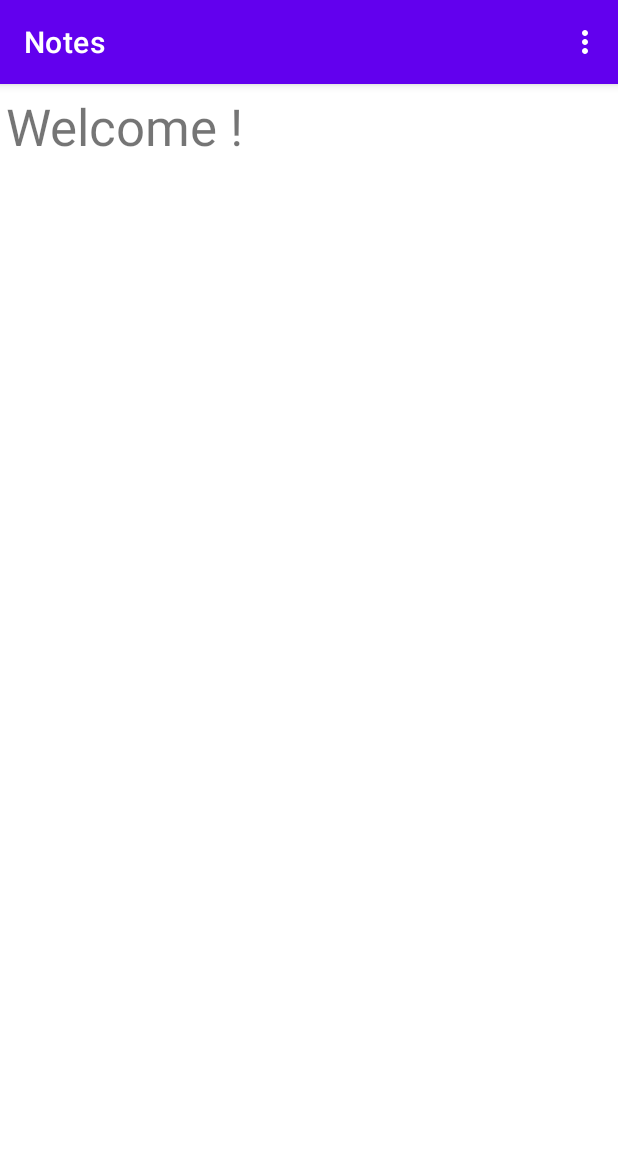
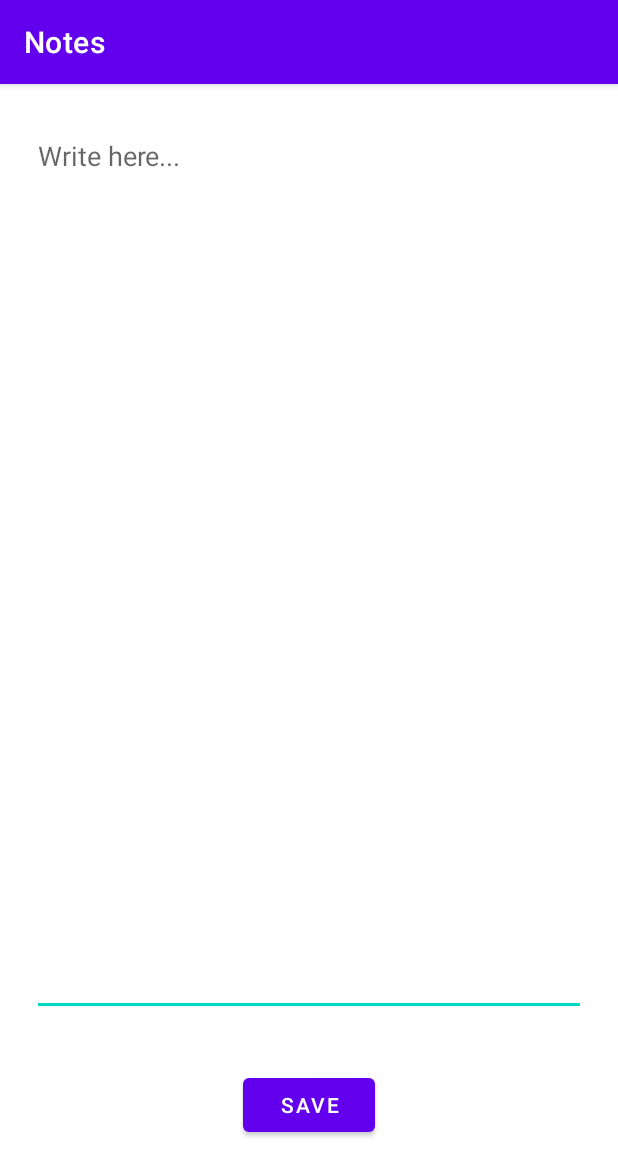
Before and after one commit to gwenschad/Lab5_Notes_Milestone2, an Android app: the MainActivity2 screen opened directly, with no data from a screen before it, in the options menu, after a tap on "Add Note", on a phone screen of 412 x 824 dp. Shown: the top 1176 px of the screen. Run offline under Robolectric (Android 15) with nearby library versions, the phone set to English and light mode, and no system bars.

Commit message:
initial commit - milestone 2 finished

```diff
--- a/app/src/main/AndroidManifest.xml
+++ b/app/src/main/AndroidManifest.xml
@@ -9,6 +9,9 @@
         android:roundIcon="@mipmap/ic_launcher_round"
         android:supportsRtl="true"
         android:theme="@style/Theme.Lab5Notes">
+        <activity
+            android:name=".NoteActivity"
+            android:exported="true" />
         <activity
             android:name=".MainActivity2"
             android:exported="true" />
--- /dev/null
+++ b/app/src/main/java/com/example/lab5_notes/DBHelper.java
@@ -0,0 +1,67 @@
+package com.example.lab5_notes;
+
+import android.database.Cursor;
+import android.database.sqlite.SQLiteDatabase;
+import android.util.Log;
+
+import java.util.ArrayList;
+
+public class DBHelper {
+
+    SQLiteDatabase sqLiteDatabase;
+
+    public DBHelper (SQLiteDatabase sqLiteDatabase) {
+        this.sqLiteDatabase = sqLiteDatabase;
+    }
+
+    public void createTable() {
+
+        sqLiteDatabase.execSQL("CREATE TABLE IF NOT EXISTS notes " +
+                "(id INTEGER PRIMARY KEY, username TEXT, date TEXT, title TEXT, content TEXT, src TEXT)");
+    }
+
+    public ArrayList<Note> readNotes(String username) {
+
+        createTable();
+        Cursor c = sqLiteDatabase.rawQuery(String.format("SELECT * from notes where username like '%s'", username),  null);
+
+        int dateIndex = c.getColumnIndex("date");
+        int titleIndex = c.getColumnIndex("title");
+        int contentIndex = c.getColumnIndex("content");
+
+        c.moveToFirst();
+
+        ArrayList<Note> notesList = new ArrayList<>();
+
+        while(!c.isAfterLast()) {
+
+            String title = c.getString(titleIndex);
+            String date = c.getString(dateIndex);
+            String content = c.getString(contentIndex);
+
+            Note note = new Note(date, username, title, content);
+            //Log.i("list content", content);
+            notesList.add(note);
+            c.moveToNext();
+        }
+        c.close();
+        sqLiteDatabase.close();
+
+        return notesList;
+    }
+
+    public void saveNotes(String username, String title, String content, String date) {
+        createTable();
+        sqLiteDatabase.execSQL(String.format("INSERT INTO notes (username, date, title, content) VALUES ('%s', '%s', '%s', '%s')",
+                username, date, title, content));
+    }
+
+    public void updateNote(String title, String date, String content, String username) {
+        createTable();
+        //Log.i("update content", content);
+        //String updateNote = "UPDATE notes SET content = " + content + ", date = " + date + "where title = " + title  + "and username = " + username;
+        sqLiteDatabase.execSQL(String.format("UPDATE notes SET content = '%s', date = '%s' WHERE title = '%s' and username = '%s'",
+                content, date, title, username));
+        //sqLiteDatabase.execSQL(updateNote);
+    }
+}
--- a/app/src/main/java/com/example/lab5_notes/MainActivity2.java
+++ b/app/src/main/java/com/example/lab5_notes/MainActivity2.java
@@ -6,14 +6,24 @@ import androidx.appcompat.app.AppCompatActivity;
 import android.content.Context;
 import android.content.Intent;
 import android.content.SharedPreferences;
+import android.database.sqlite.SQLiteDatabase;
 import android.os.Bundle;
 import android.view.Menu;
 import android.view.MenuInflater;
 import android.view.MenuItem;
+import android.view.View;
+import android.widget.AdapterView;
+import android.widget.ArrayAdapter;
+import android.widget.ListView;
 import android.widget.TextView;
+
+import java.lang.reflect.Array;
+import java.util.ArrayList;
 
 public class MainActivity2 extends AppCompatActivity {
     TextView welcomeMessage;
+
+    public static ArrayList<Note> notes = new ArrayList<>();
 
     @Override
     protected void onCreate(Bundle savedInstanceState) {
@@ -23,10 +33,42 @@ public class MainActivity2 extends AppCompatActivity {
         //display welcome message. Fetch username from SharedPreferences
         welcomeMessage = (TextView) findViewById(R.id.welcomeMessage);
         SharedPreferences prefs = getSharedPreferences("com.example.lab5_notes", Context.MODE_PRIVATE);
-        String str = prefs.getString(MainActivity.usernameKey, "");
+        String username = prefs.getString(MainActivity.usernameKey, "");
         //Intent intent = getIntent();
         //String str = intent.getStringExtra("message");
-        welcomeMessage.setText("Welcome " +str +"!");
+        welcomeMessage.setText("Welcome " +username +"!");
+
+        //get SQLiteDatabase instance
+        Context context = getApplicationContext();
+        SQLiteDatabase sqLiteDatabase = context.openOrCreateDatabase("notes", Context.MODE_PRIVATE,null);
+
+        //Initiate the "notes" class variable using readNotes method implemented in DBHelper class
+        DBHelper dbHelper = new DBHelper(sqLiteDatabase);
+        //notes = new ArrayList<>();
+        notes = dbHelper.readNotes(username);
+
+        //create an ArrayList<String> object by iterating over notes object
+        ArrayList<String> displayNotes = new ArrayList<>();
+        for (Note note : notes) {
+            displayNotes.add(String.format("Title:%s\nDate:%s", note.getTitle(), note.getDate()));
+        }
+
+        //user ListView view to display notes on screen
+        ArrayAdapter adapter = new ArrayAdapter(this, android.R.layout.simple_list_item_1, displayNotes);
+        ListView listView = (ListView) findViewById(R.id.notesListView);
+        listView.setAdapter(adapter);
+
+        //add onItemClickListener for ListView item, a note
+        listView.setOnItemClickListener(new AdapterView.OnItemClickListener() {
+            @Override
+            public void onItemClick(AdapterView<?> parent, View view, int position, long id) {
+                //initialize intent to take user to third activity (NoteActivity)
+                Intent intent = new Intent(getApplicationContext(), NoteActivity.class);
+                //Add the position of the item that was clicked on as "noteid"
+                intent.putExtra("noteid", position);
+                startActivity(intent);
+            }
+        });
     }
 
     @Override
@@ -47,11 +89,14 @@ public class MainActivity2 extends AppCompatActivity {
             startActivity(intent);
             return true;
         }
+        if(item.getItemId() == R.id.addNote) {
+            //go to activity 3
+            Intent intent = new Intent(this, NoteActivity.class);
+            intent.putExtra("noteid", -1);
+            startActivity(intent);
+
+            return true;
+        }
         return true;
     }
-
-    public void goToActivity1() {
-        Intent intent = new Intent(this, MainActivity.class);
-        startActivity(intent);
-    }
 }
--- /dev/null
+++ b/app/src/main/java/com/example/lab5_notes/NoteActivity.java
@@ -0,0 +1,86 @@
+package com.example.lab5_notes;
+
+import androidx.appcompat.app.AppCompatActivity;
+
+import android.content.Context;
+import android.content.Intent;
+import android.content.SharedPreferences;
+import android.database.sqlite.SQLiteDatabase;
+import android.os.Bundle;
+import android.util.Log;
+import android.view.View;
+import android.widget.EditText;
+
+import java.text.DateFormat;
+import java.text.SimpleDateFormat;
+import java.util.Date;
+
+public class NoteActivity extends AppCompatActivity {
+
+    int noteid = 1;
+
+    @Override
+    protected void onCreate(Bundle savedInstanceState) {
+        super.onCreate(savedInstanceState);
+        setContentView(R.layout.activity_note);
+
+        //get EditText view
+        EditText userNote = (EditText) findViewById(R.id.textNote);
+        //String noteContent = userNote.getText().toString();
+
+        //get Intent
+        Intent intent = getIntent();
+
+        //get the value of integer "noteid" from intent
+        Integer noteIdIntent = intent.getIntExtra("noteid", -1);
+        //initialize class variable "noteid" with the value from intent
+        noteid = noteIdIntent;
+
+        if(noteid != -1) {
+            //display content of note by retrieving "notes" ArrayList in MainActivity2
+            Note note = MainActivity2.notes.get(noteid);
+            String noteContent = note.getContent();
+
+            //use editText.setText() to display the contents of this note on the screen
+            userNote.setText(noteContent);
+        }
+    }
+
+    //save note when save button is clicked
+    public void saveFunction(View view) {
+        //get editText view and the content that user entered
+        EditText userNote = (EditText) findViewById(R.id.textNote);
+        String content = userNote.getText().toString();
+
+        //Initialize SQLiteDatabase instance
+        Context context = getApplicationContext();
+        SQLiteDatabase sqLiteDatabase = context.openOrCreateDatabase("notes", Context.MODE_PRIVATE,null);
+
+        //Initialize DBHelper class
+        DBHelper dbHelper = new DBHelper(sqLiteDatabase);
+
+
+        //set username in the following variable by fetching it from SharedPreferences
+        SharedPreferences prefs = getSharedPreferences("com.example.lab5_notes", Context.MODE_PRIVATE);
+        String username = prefs.getString(MainActivity.usernameKey, "");
+
+        //save information to database
+        String title;
+        DateFormat dateFormat = new SimpleDateFormat("MM/dd/yyyy HH:mm:ss");
+        String date = dateFormat.format(new Date());
+        if(noteid == -1) { //add note
+            title = "NOTE_" + (MainActivity2.notes.size() + 1);
+            dbHelper.saveNotes(username, title, content, date);
+        } else { //update note
+            title = "NOTE_" + (noteid + 1);
+            //Log.i("new content", content);
+            dbHelper.updateNote(title, date, content, username);
+        }
+
+        //go to main activity 2
+        Intent intent = new Intent(this, MainActivity2.class);
+        //intent.putExtra("noteid", -1);
+        startActivity(intent);
+
+    }
+}
--- /dev/null
+++ b/app/src/main/res/layout/activity_note.xml
@@ -0,0 +1,37 @@
+<?xml version="1.0" encoding="utf-8"?>
+<androidx.constraintlayout.widget.ConstraintLayout xmlns:android="http://schemas.android.com/apk/res/android"
+    xmlns:app="http://schemas.android.com/apk/res-auto"
+    xmlns:tools="http://schemas.android.com/tools"
+    android:layout_width="match_parent"
+    android:layout_height="match_parent"
+    tools:context=".NoteActivity">
+
+    <EditText
+        android:id="@+id/textNote"
+        android:layout_width="0dp"
+        android:layout_height="0dp"
+        android:layout_marginStart="21dp"
+        android:layout_marginTop="25dp"
+        android:layout_marginEnd="21dp"
+        android:layout_marginBottom="35dp"
+        android:ems="10"
+        android:gravity="top|left"
+        android:hint="Write here..."
+        android:inputType="textPersonName"
+        app:layout_constraintBottom_toTopOf="@+id/saveButton"
+        app:layout_constraintEnd_toEndOf="parent"
+        app:layout_constraintStart_toStartOf="parent"
+        app:layout_constraintTop_toTopOf="parent" />
+
+    <Button
+        android:id="@+id/saveButton"
+        android:layout_width="wrap_content"
+        android:layout_height="wrap_content"
+        android:layout_marginBottom="63dp"
+        android:text="Save"
+        android:onClick="saveFunction"
+        app:layout_constraintBottom_toBottomOf="parent"
+        app:layout_constraintEnd_toEndOf="parent"
+        app:layout_constraintStart_toStartOf="parent"
+        app:layout_constraintTop_toBottomOf="@+id/textNote" />
+</androidx.constraintlayout.widget.ConstraintLayout>
```
Also changed, not shown: app/src/main/java/com/example/lab5_notes/Note.java (added, +24 -0 lines), app/src/main/res/layout/activity_main2.xml (+7 -0 lines).
